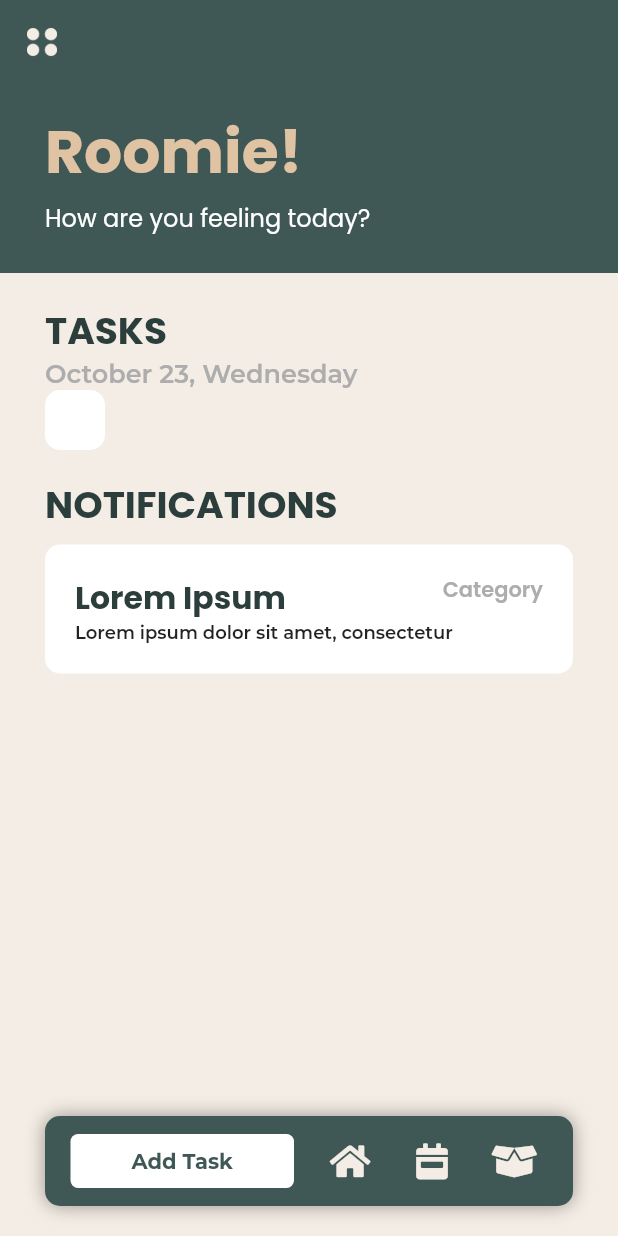
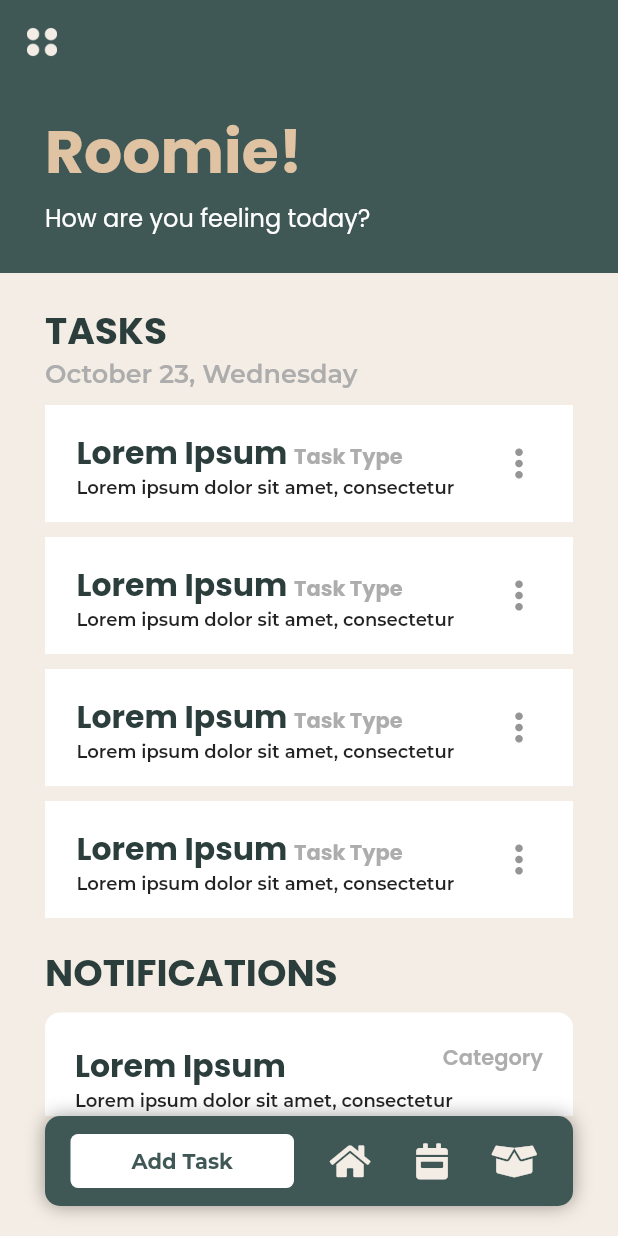
Before and after one commit to kwgarciaIV/hestia, a Flutter app: the HomePage screen opened directly, on a phone screen of 412 x 824 dp. Run offline on Flutter 3.47's test engine with Material 2 defaults, Android fonts, the phone set to English and light mode, and no system bars; drawn by our look-alikes of flutter_slidable; our stand-ins replace flutter_screenutil, font_awesome_flutter, page_transition.

Commit message:
Home Page Slideable, Notification Card, SwipableCard

```diff
--- a/lib/Components/NotificationCard.dart
+++ b/lib/Components/NotificationCard.dart
@@ -32,19 +32,11 @@ class NotificationCard extends StatelessWidget {
               children: <Widget>[
                 Text(
                   title,
-                  style: TextStyle(
-                    fontFamily: 'Poppins-Bold',
-                    fontSize: 21,
-                    color: kVeryDarkGreen,
-                  ),
+                  style: kCardTitle,
                 ),
                 Text(
                   categ,
-                  style: TextStyle(
-                    fontFamily: 'Poppins-SemiBold',
-                    fontSize: 14,
-                    color: kGrayButton,
-                  ),
+                  style: kCardCateg,
                 )
               ],
             ),
@@ -52,10 +44,7 @@ class NotificationCard extends StatelessWidget {
               alignment: Alignment.centerLeft,
               child: Text(
                 desc,
-                style: TextStyle(
-                  fontFamily: 'Montserrat-SemiBold',
-                  fontSize: 12,
-                ),
+                style: kCardDesc,
               ),
             ),
           ],
--- /dev/null
+++ b/lib/Components/SwipableTaskCard.dart
@@ -0,0 +1,105 @@
+import 'package:flutter/material.dart';
+import 'package:flutter_slidable/flutter_slidable.dart';
+import 'package:hestia/constants.dart';
+
+class SwipableTaskCard extends StatefulWidget {
+  SwipableTaskCard({this.taskTitle, this.taskType, this.taskDesc});
+
+  String? taskTitle;
+  String? taskType;
+  String? taskDesc;
+  @override
+  _SwipableTaskCardState createState() => _SwipableTaskCardState(
+      taskTitle: taskTitle, taskType: taskType, taskDesc: taskDesc);
+}
+
+class _SwipableTaskCardState extends State<SwipableTaskCard> {
+  _SwipableTaskCardState({this.taskTitle, this.taskType, this.taskDesc});
+  String? taskTitle;
+  String? taskType;
+  String? taskDesc;
+
+  @override
+  Widget build(BuildContext context) {
+    return Slidable(
+      // Specify a key if the Slidable is dismissible.
+      key: const ValueKey(0),
+
+      // The start action pane is the one at the left or the top side.
+      startActionPane: ActionPane(
+        // A motion is a widget used to control how the pane animates.
+
+        // A pane can dismiss the Slidable.
+        motion: ScrollMotion(),
+        dismissible: DismissiblePane(onDismissed: () {}),
+        children: const [
+          SlidableAction(
+            onPressed: doNothing,
+            backgroundColor: Color(0xFF9AB6B4),
+            foregroundColor: Colors.white,
+            icon: Icons.delete_outline_rounded,
+            label: 'Delete',
+          ),
+        ],
+      ),
+
+      endActionPane: ActionPane(
+        motion: const BehindMotion(),
+        children: [
+          SlidableAction(
+            onPressed: doNothing,
+            backgroundColor: Color(0xFFDFC3A2),
+            foregroundColor: Colors.white,
+            icon: Icons.edit_rounded,
+            label: 'Edit',
+          ),
+        ],
+      ),
+
+      child: Container(
+        margin: EdgeInsets.only(bottom: 10),
+        color: Colors.white,
+        child: ListTile(
+          title: Padding(
+            padding:
+                const EdgeInsets.symmetric(horizontal: 5.0, vertical: 12.0),
+            child: Row(
+              mainAxisAlignment: MainAxisAlignment.spaceBetween,
+              children: <Widget>[
+                Column(
+                  crossAxisAlignment: CrossAxisAlignment.start,
+                  children: <Widget>[
+                    RichText(
+                      text: new TextSpan(
+                        style: new TextStyle(),
+                        children: <TextSpan>[
+                          new TextSpan(text: taskTitle, style: kCardTitle),
+                          new TextSpan(
+                            text: taskType,
+                            style: TextStyle(
+                              fontSize: 14,
+                              fontFamily: 'Poppins-Bold',
+                              color: kGrayButton,
+                            ),
+                          ),
+                        ],
+                      ),
+                    ),
+                    Text(taskDesc ?? "null", style: kCardDesc),
+                  ],
+                ),
+                Icon(
+                  Icons.more_vert,
+                  size: 30,
+                  color: Color(0xFF959595),
+                ),
+              ],
+            ),
+          ),
+        ),
+      ),
+    );
+  }
+}
+
+void doNothing(BuildContext context) {}
--- a/lib/Screens/HomePage.dart
+++ b/lib/Screens/HomePage.dart
@@ -1,11 +1,13 @@
 import 'package:flutter/cupertino.dart';
 import 'package:flutter/material.dart';
+import 'package:flutter/widgets.dart';
 import 'package:hestia/Components/BottomActions.dart';
 import 'package:hestia/constants.dart';
 import 'package:flutter_screenutil/flutter_screenutil.dart';
 import 'package:page_transition/page_transition.dart';
 import '../Components/NavigationBar.dart';
 import '../Components/NotificationCard.dart';
+import '../Components/SwipableTaskCard.dart';
 
 //Klee Comments
 //No NavBar button
@@ -101,19 +103,28 @@ class _HomePageState extends State<HomePage> {
                           color: kGrayButton,
                         ),
                       ),
-                      Container(
-                        padding: new EdgeInsets.symmetric(
-                            vertical: 12, horizontal: 15),
-                        decoration: BoxDecoration(
-                          borderRadius: BorderRadius.circular(10),
-                          color: Colors.white,
-                        ),
-                        margin: EdgeInsets.only(bottom: 10),
-                        child: Padding(
-                          padding: const EdgeInsets.symmetric(
-                              horizontal: 5.0, vertical: 8.0),
-                          child: Column(children: <Widget>[]),
-                        ),
+                      SizedBox(
+                        height: 10,
+                      ),
+                      SwipableTaskCard(
+                        taskTitle: 'Lorem Ipsum' + '\t',
+                        taskType: 'Task Type',
+                        taskDesc: 'Lorem ipsum dolor sit amet, consectetur ',
+                      ),
+                      SwipableTaskCard(
+                        taskTitle: 'Lorem Ipsum' + '\t',
+                        taskType: 'Task Type',
+                        taskDesc: 'Lorem ipsum dolor sit amet, consectetur ',
+                      ),
+                      SwipableTaskCard(
+                        taskTitle: 'Lorem Ipsum' + '\t',
+                        taskType: 'Task Type',
+                        taskDesc: 'Lorem ipsum dolor sit amet, consectetur ',
+                      ),
+                      SwipableTaskCard(
+                        taskTitle: 'Lorem Ipsum' + '\t',
+                        taskType: 'Task Type',
+                        taskDesc: 'Lorem ipsum dolor sit amet, consectetur ',
                       ),
                       Padding(
                         padding: const EdgeInsets.symmetric(vertical: 8.0),
--- a/lib/constants.dart
+++ b/lib/constants.dart
@@ -43,3 +43,20 @@ const kTitle = TextStyle(
   fontSize: 25,
   color: kVeryDarkGreen,
 );
+
+const kCardTitle = TextStyle(
+  fontFamily: 'Poppins-Bold',
+  fontSize: 21,
+  color: kVeryDarkGreen,
+);
+
+const kCardCateg = TextStyle(
+  fontFamily: 'Poppins-SemiBold',
+  fontSize: 14,
+  color: kGrayButton,
+);
+
+const kCardDesc = TextStyle(
+  fontFamily: 'Montserrat-SemiBold',
+  fontSize: 12,
+);
--- a/pubspec.yaml
+++ b/pubspec.yaml
@@ -17,6 +17,7 @@ dependencies:
   sizer: ^2.0.15
   flutter_screenutil: ^5.0.0+2
   font_awesome_flutter: ^9.2.0
+  flutter_slidable: ^1.1.0
 
 dev_dependencies:
   flutter_test:
```
Also changed, not shown: pubspec.lock.
